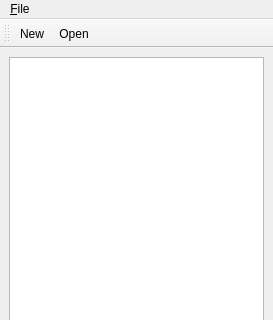
Qt form branches/split/grafity/resources/main.ui (BackupTheBerlios/grafity-svn) before a commit; both pictures show x 0 to 273 and y 0 to 320 of the 273 by 616 pixel window.
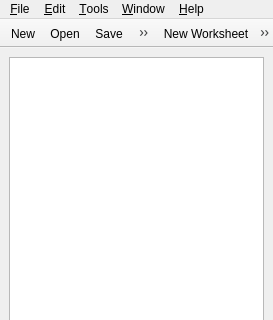
The same form after that commit. Icons and pictures are not drawn.

```diff
--- a/branches/split/grafity/resources/main.ui
+++ b/branches/split/grafity/resources/main.ui
@@ -43,6 +43,21 @@
      <height>29</height>
     </rect>
    </property>
+   <widget class="QMenu" name="menu_Help" >
+    <property name="title" >
+     <string>&amp;Help</string>
+    </property>
+   </widget>
+   <widget class="QMenu" name="menu_Tools" >
+    <property name="title" >
+     <string>&amp;Tools</string>
+    </property>
+   </widget>
+   <widget class="QMenu" name="menu_Window" >
+    <property name="title" >
+     <string>&amp;Window</string>
+    </property>
+   </widget>
    <widget class="QMenu" name="menu_File" >
     <property name="title" >
      <string>&amp;File</string>
@@ -52,8 +67,22 @@
     <addaction name="separator" />
     <addaction name="action_Save" />
     <addaction name="action_Save_As" />
+    <addaction name="separator" />
+    <addaction name="actionE_xit" />
+   </widget>
+   <widget class="QMenu" name="menu_Edit" >
+    <property name="title" >
+     <string>&amp;Edit</string>
+    </property>
+    <addaction name="action_Undo" />
+    <addaction name="action_Redo" />
+    <addaction name="separator" />
    </widget>
    <addaction name="menu_File" />
+   <addaction name="menu_Edit" />
+   <addaction name="menu_Tools" />
+   <addaction name="menu_Window" />
+   <addaction name="menu_Help" />
   </widget>
   <widget class="QStatusBar" name="statusbar" >
    <property name="geometry" >
@@ -66,31 +95,37 @@
    </property>
   </widget>
   <widget class="QToolBar" name="toolBar" >
+   <property name="layoutDirection" >
+    <enum>Qt::LeftToRight</enum>
+   </property>
+   <property name="movable" >
+    <bool>false</bool>
+   </property>
    <property name="orientation" >
     <enum>Qt::Horizontal</enum>
    </property>
    <attribute name="toolBarArea" >
     <number>4</number>
    </attribute>
-   <addaction name="act_new" />
-   <addaction name="act_open" />
+   <addaction name="action_New" />
+   <addaction name="action_Open" />
+   <addaction name="action_Save" />
+   <addaction name="action_Save_As" />
   </widget>
-  <action name="act_new" >
-   <property name="icon" >
-    <iconset>images/new/general/new.png</iconset>
+  <widget class="QToolBar" name="toolBar_2" >
+   <property name="movable" >
+    <bool>false</bool>
    </property>
-   <property name="text" >
-    <string>New</string>
+   <property name="orientation" >
+    <enum>Qt::Horizontal</enum>
    </property>
-  </action>
-  <action name="act_open" >
-   <property name="icon" >
-    <iconset>images/new/general/open.png</iconset>
-   </property>
-   <property name="text" >
-    <string>Open</string>
-   </property>
-  </action>
+   <attribute name="toolBarArea" >
+    <number>4</number>
+   </attribute>
+   <addaction name="actionNew_Worksheet" />
+   <addaction name="actionNew_Graph" />
+   <addaction name="actionNew_Folder" />
+  </widget>
   <action name="action_New" >
    <property name="text" >
     <string>&amp;New</string>
@@ -111,6 +146,54 @@
     <string>&amp;Save As...</string>
    </property>
   </action>
+  <action name="actionNew_Worksheet" >
+   <property name="icon" >
+    <iconset>images/new/general/new-worksheet.png</iconset>
+   </property>
+   <property name="text" >
+    <string>New &amp;Worksheet</string>
+   </property>
+  </action>
+  <action name="actionNew_Graph" >
+   <property name="icon" >
+    <iconset>images/new/general/new-graph.png</iconset>
+   </property>
+   <property name="text" >
+    <string>New &amp;Graph</string>
+   </property>
+  </action>
+  <action name="actionNew_Folder" >
+   <property name="icon" >
+    <iconset>images/new/general/new-folder.png</iconset>
+   </property>
+   <property name="text" >
+    <string>New &amp;Folder</string>
+   </property>
+  </action>
+  <action name="action_Undo" >
+   <property name="icon" >
+    <iconset>images/new/general/undo.png</iconset>
+   </property>
+   <property name="text" >
+    <string>&amp;Undo</string>
+   </property>
+  </action>
+  <action name="action_Redo" >
+   <property name="icon" >
+    <iconset>images/new/general/redo.png</iconset>
+   </property>
+   <property name="text" >
+    <string>&amp;Redo</string>
+   </property>
+  </action>
+  <action name="actionE_xit" >
+   <property name="icon" >
+    <iconset>images/new/general/exit.png</iconset>
+   </property>
+   <property name="text" >
+    <string>E&amp;xit</string>
+   </property>
+  </action>
  </widget>
  <pixmapfunction></pixmapfunction>
  <resources/>
```
Left out of the diff: 21 changed lines with no effect on the pictures.
